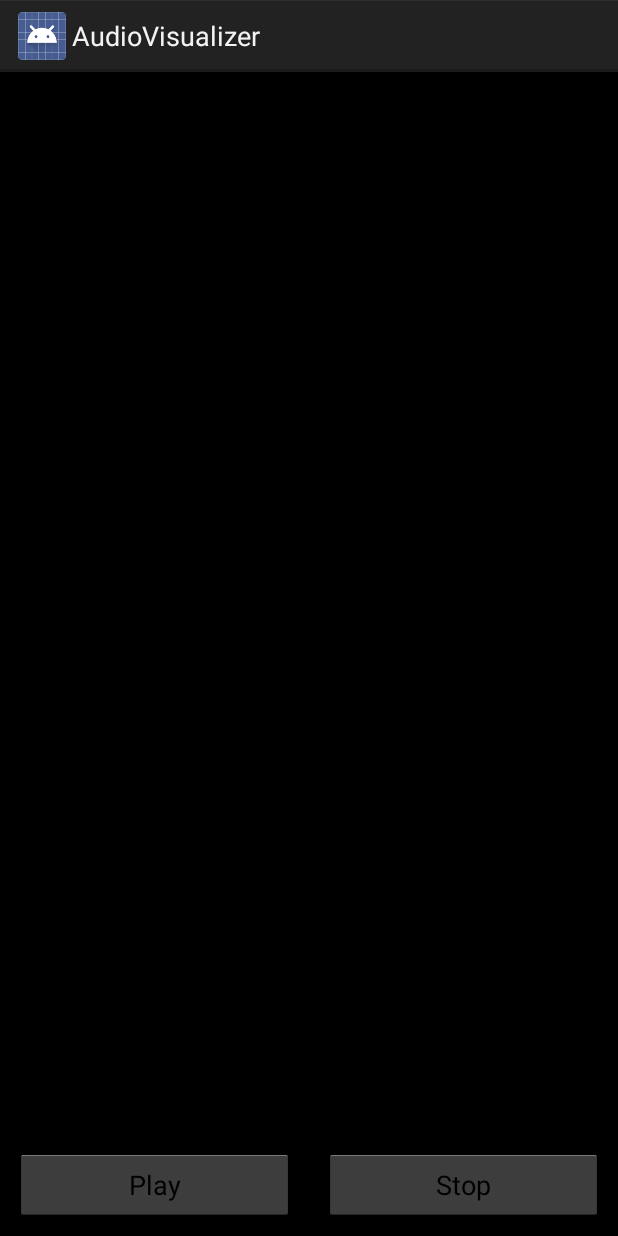
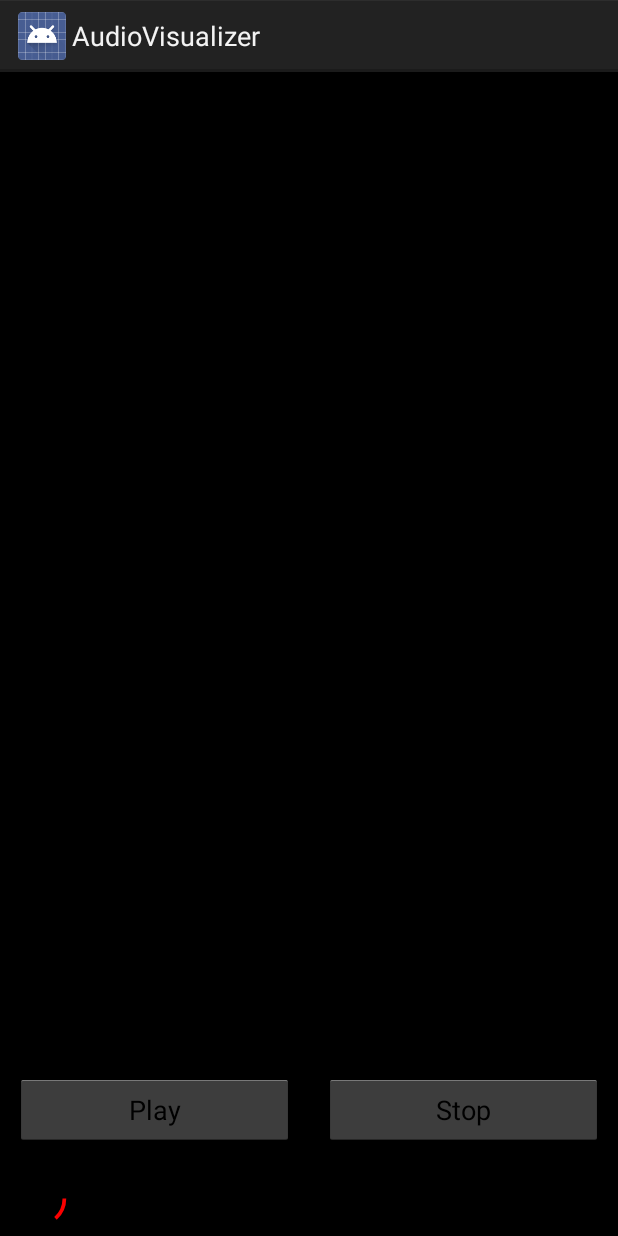
Before and after one commit to code4lifevn/Android-Spectrum-Visualizer, an Android app: the screen it shows after launch (MyActivity), on a phone screen of 412 x 824 dp. Run offline under Robolectric (Android 15) with nearby library versions, the phone set to English and light mode, and no system bars; 1 statement that could not run was skipped.

Commit message:
Working plot on circle.

```diff
--- a/app/src/main/java/be/appfoundry/audiovisualizer/visualizer/VisualizerView.java
+++ b/app/src/main/java/be/appfoundry/audiovisualizer/visualizer/VisualizerView.java
@@ -105,8 +105,8 @@ public class VisualizerView extends View {
         }
     }
 
-    // Clears all Renderers ( Circle, etc ..)
-    public void clearRenderers() {
+    // Clears all Drawers ( Circle, etc ..)
+    public void clearDrawers() {
         mShapeDrawers.clear();
     }
 
--- a/app/src/main/java/be/appfoundry/audiovisualizer/visualizer/activity/MyActivity.java
+++ b/app/src/main/java/be/appfoundry/audiovisualizer/visualizer/activity/MyActivity.java
@@ -5,26 +5,37 @@ import android.graphics.Color;
 import android.graphics.Paint;
 import android.media.MediaPlayer;
 import android.os.Bundle;
+import android.util.Log;
 import android.view.View;
 import android.widget.Button;
+import android.widget.ProgressBar;
 
 import java.io.IOException;
+import java.util.Timer;
+import java.util.TimerTask;
+import java.util.concurrent.TimeUnit;
 
 import be.appfoundry.audiovisualizer.R;
 import be.appfoundry.audiovisualizer.visualizer.VisualizerView;
 import be.appfoundry.audiovisualizer.visualizer.shape.BarDrawer;
 import be.appfoundry.audiovisualizer.visualizer.shape.CircleDrawer;
 import be.appfoundry.audiovisualizer.visualizer.shape.LineDrawer;
+import be.appfoundry.audiovisualizer.visualizer.shape.TestDrawer;
 
 /**
  * Created by donpironet on 28/08/14.
  */
 public class MyActivity extends Activity {
+    private static final String TAG = MyActivity.class.getName();
+
     private MediaPlayer mPlayer;
     private VisualizerView mVisualizerView;
 
     private Button mPlay;
     private Button mStop;
+
+    private ProgressBar mProgressBar;
+    private Timer mTimer;
 
     @Override
     public void onCreate(Bundle savedInstanceState) {
@@ -36,6 +47,18 @@ public class MyActivity extends Activity {
         mPlay.setOnClickListener(startButtonListener);
         mStop.setOnClickListener(stopButtonListener);
 
+        mProgressBar = (ProgressBar)findViewById (R.id.progressBar);
+
+        mTimer = new Timer();
+
+        mTimer.schedule(new TimerTask()
+        {
+            @Override
+            public void run()
+            {
+                mProgressBar.setProgress(mProgressBar.getProgress() + 1);
+            }
+        }, 0, 1000);
     }
 
     private View.OnClickListener startButtonListener = new View.OnClickListener() {
@@ -81,12 +104,16 @@ public class MyActivity extends Activity {
 
     private void init() {
         mPlayer = MediaPlayer.create(this, R.raw.test);
+        long time = TimeUnit.MILLISECONDS.toSeconds(mPlayer.getDuration());
+        mProgressBar.setMax((int)time);
         mPlayer.setLooping(true);
         mPlayer.start();
 
         // Link the visualizer view with the mediaplayer
         mVisualizerView = (VisualizerView) findViewById(R.id.visualizerView);
         mVisualizerView.link(mPlayer);
+
+        //addTestDrawer();
 
         //Add a Circle to the view
         addCircleRenderer();
@@ -107,6 +134,16 @@ public class MyActivity extends Activity {
             mPlayer.release();
             mPlayer = null;
         }
+    }
+
+    private void addTestDrawer()
+    {
+        Paint paint = new Paint();
+        paint.setStrokeWidth(10f);
+        paint.setAntiAlias(true);
+        paint.setColor(Color.rgb(255,0,0));
+        TestDrawer barGraphRendererBottom = new TestDrawer(16, paint, false);
+        mVisualizerView.addRenderer(barGraphRendererBottom);
     }
 
     private void addCircleRenderer()
@@ -153,6 +190,7 @@ public class MyActivity extends Activity {
         {
             return;
         }
+        Log.d(TAG, "Duration Song " + TimeUnit.MILLISECONDS.toSeconds(mPlayer.getDuration()));
         mPlayer.prepare();
         mPlayer.start();
     }
--- /dev/null
+++ b/app/src/main/res/drawable/circle.xml
@@ -0,0 +1,11 @@
+<?xml version="1.0" encoding="UTF-8" ?>
+<layer-list xmlns:android="http://schemas.android.com/apk/res/android">
+    <item android:id="@android:id/progress">
+        <shape
+            android:innerRadiusRatio="3"
+            android:shape="ring"
+            android:thicknessRatio="20.0">
+            <solid android:color="#fb0000"/>
+        </shape>
+    </item>
+</layer-list>
--- a/app/src/main/res/layout/activity_main.xml
+++ b/app/src/main/res/layout/activity_main.xml
@@ -3,26 +3,25 @@
     android:layout_width="fill_parent"
     android:layout_height="fill_parent"
     android:background="#000"
-    android:orientation="vertical" >
+    android:orientation="vertical">
 
     <FrameLayout
         android:layout_width="fill_parent"
         android:layout_height="0dp"
         android:layout_margin="10dp"
         android:layout_weight="1"
-        android:background="#000" >
+        android:background="#000">
 
         <be.appfoundry.audiovisualizer.visualizer.VisualizerView
             android:id="@+id/visualizerView"
             android:layout_width="fill_parent"
-            android:layout_height="fill_parent" >
-        </be.appfoundry.audiovisualizer.visualizer.VisualizerView>
+            android:layout_height="fill_parent"></be.appfoundry.audiovisualizer.visualizer.VisualizerView>
     </FrameLayout>
 
     <LinearLayout
         android:layout_width="fill_parent"
         android:layout_height="wrap_content"
-        android:layout_weight="0" >
+        android:layout_weight="0">
 
         <Button
             android:id="@+id/btnPlay"
@@ -30,8 +29,7 @@
             android:layout_height="wrap_content"
             android:layout_margin="10dp"
             android:layout_weight="0.5"
-            android:text="@string/playButton" >
-        </Button>
+            android:text="@string/playButton"></Button>
 
         <Button
             android:id="@+id/btnStop"
@@ -39,8 +37,19 @@
             android:layout_height="wrap_content"
             android:layout_margin="10dp"
             android:layout_weight="0.5"
-            android:text="@string/stopbutton" >
-        </Button>
+            android:text="@string/stopbutton"></Button>
+
     </LinearLayout>
 
+
+    <ProgressBar
+        android:id="@+id/progressBar"
+        style="?android:attr/progressBarStyleHorizontal"
+        android:layout_width="50dip"
+        android:layout_height="50dip"
+        android:layout_centerInParent="true"
+        android:indeterminate="false"
+        android:max="5"
+        android:progress="0"
+        android:progressDrawable="@drawable/circle" />
 </LinearLayout>
```
Also changed, not shown: app/src/main/java/be/appfoundry/audiovisualizer/visualizer/shape/TestDrawer.java (added, +81 -0 lines).
